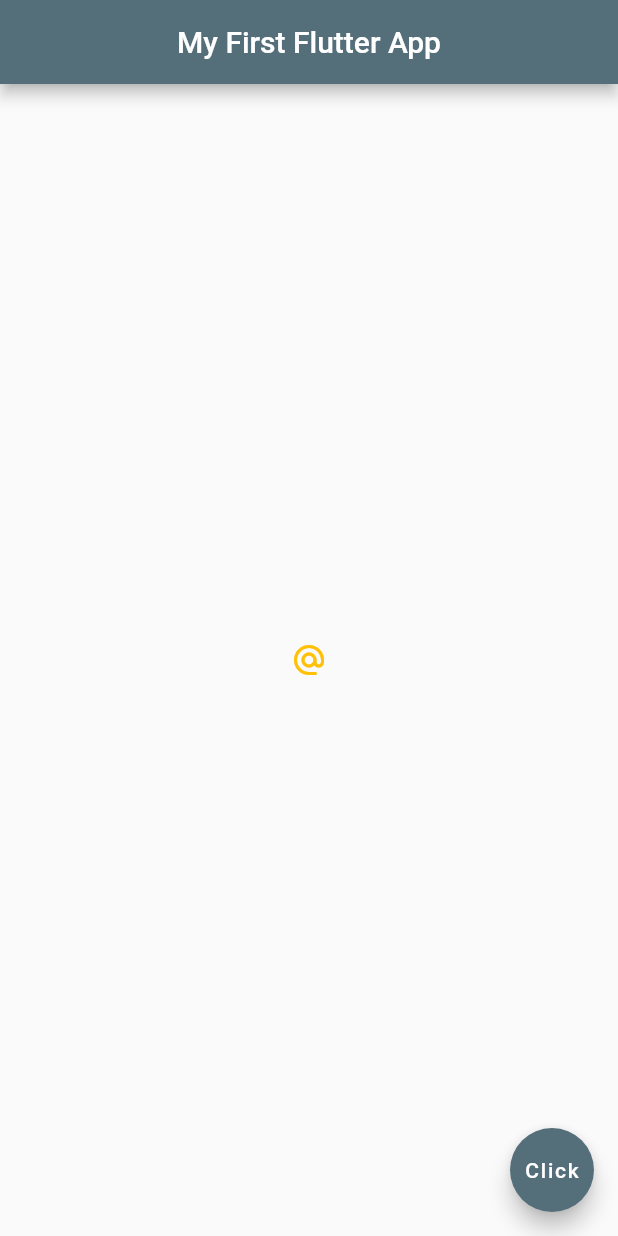
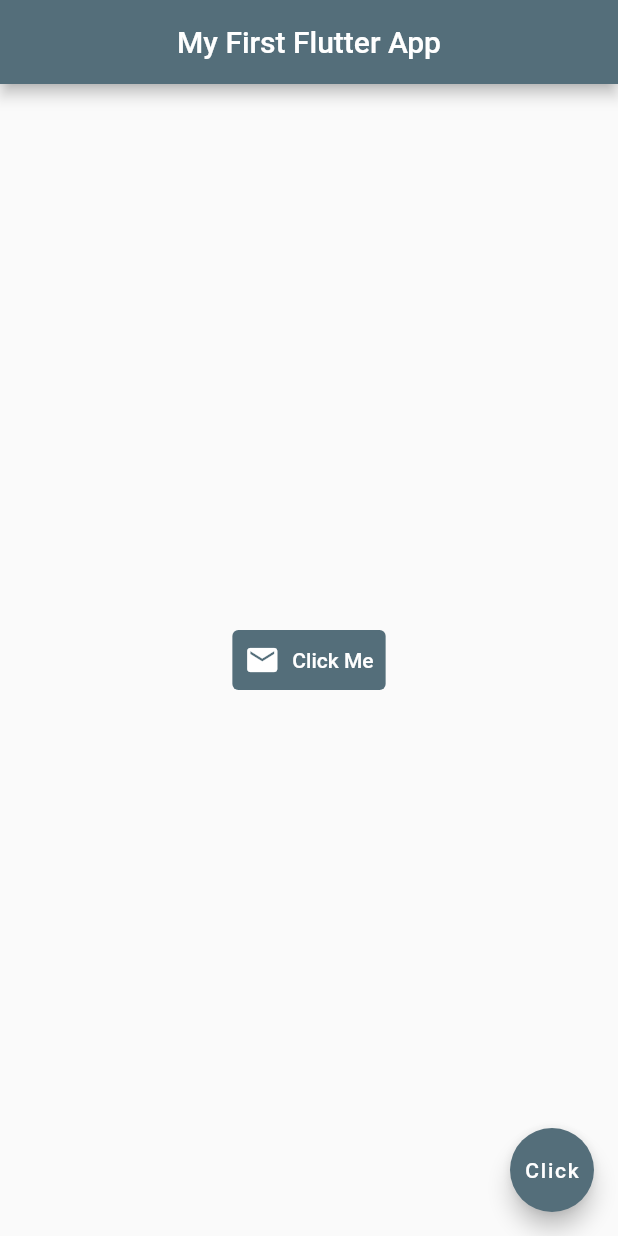
Before and after one commit to BUFONJOKER/First-Flutter-App, a Flutter app: the screen it shows after launch, on a phone screen of 412 x 824 dp. Run offline on Flutter 3.47's test engine with Material 2 defaults, Android fonts, the phone set to English and light mode, and no system bars.

Commit message:
Day 1 icons button

```diff
--- a/lib/main.dart
+++ b/lib/main.dart
@@ -19,13 +19,18 @@ class Home extends StatelessWidget {
           centerTitle: true,
           backgroundColor: Colors.blueGrey[600],
         ),
+
         body:  Center(
-          child: IconButton(
-            icon:const Icon(Icons.alternate_email),
+          child: TextButton.icon(
             onPressed: () {},
-
-            color: Colors.amber,
-
+            icon: const Icon(
+              Icons.mail,
+            ),
+            label: const Text('Click Me'),
+            style: TextButton.styleFrom(
+              foregroundColor: Colors.white,
+              backgroundColor: Colors.blueGrey[600],
+            ),
           ),
         ),
         floatingActionButton: FloatingActionButton(
```
